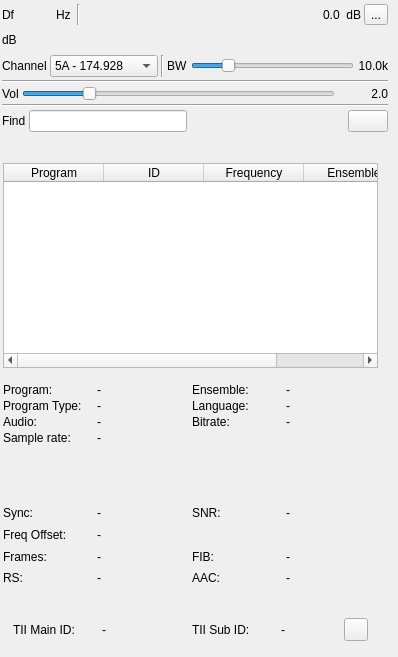
Before: the Qt Designer form plugins/channelrx/demoddab/dabdemodgui.ui in f4exb/sdrangel, drawn with Qt 5.
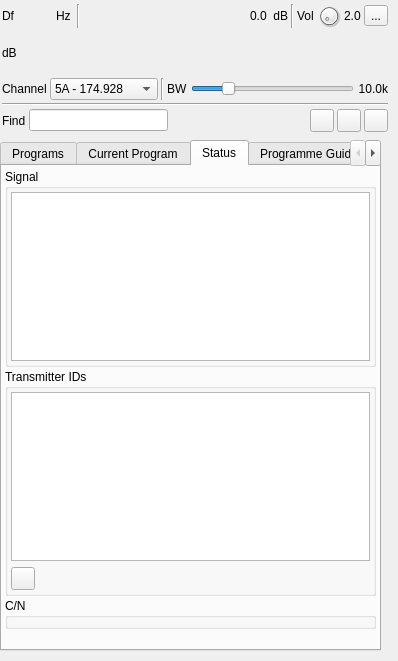
After: the same form once the commit is applied. The open tabs and pages were chosen to show the change. Icons and pictures are not drawn. Custom widgets are drawn as their Qt base class.

The edit to the form file:
```diff
--- a/plugins/channelrx/demoddab/dabdemodgui.ui
+++ b/plugins/channelrx/demoddab/dabdemodgui.ui
@@ -7,7 +7,7 @@
     <x>0</x>
     <y>0</y>
     <width>398</width>
-    <height>657</height>
+    <height>661</height>
    </rect>
   </property>
   <property name="sizePolicy">
@@ -168,6 +168,55 @@
         </item>
        </layout>
       </item>
+      <item>
+       <widget class="Line" name="volumeLine">
+        <property name="orientation">
+         <enum>Qt::Orientation::Vertical</enum>
+        </property>
+       </widget>
+      </item>
+      <item>
+       <widget class="QLabel" name="volumeLabel">
+        <property name="text">
+         <string>Vol</string>
+        </property>
+       </widget>
+      </item>
+      <item>
+       <widget class="QDial" name="volume">
+        <property name="minimumSize">
+         <size>
+          <width>24</width>
+          <height>24</height>
+         </size>
+        </property>
+        <property name="maximumSize">
+         <size>
+          <width>24</width>
+          <height>24</height>
+         </size>
+        </property>
+        <property name="toolTip">
+         <string>Audio volume</string>
+        </property>
+        <property name="maximum">
+         <number>100</number>
+        </property>
+        <property name="pageStep">
+         <number>1</number>
+        </property>
+       </widget>
+      </item>
+      <item>
+       <widget class="QLabel" name="volumeText">
+        <property name="toolTip">
+         <string>Audio volume</string>
+        </property>
+        <property name="text">
+         <string>2.0</string>
+        </property>
+       </widget>
+      </item>
       <item>
        <widget class="QToolButton" name="audioMute">
         <property name="toolTip">
@@ -496,60 +545,7 @@
          <string>10.0k</string>
         </property>
         <property name="alignment">
-         <set>Qt::AlignRight|Qt::AlignTrailing|Qt::AlignVCenter</set>
-        </property>
-       </widget>
-      </item>
-     </layout>
-    </item>
-    <item>
-     <widget class="Line" name="line_5">
-      <property name="orientation">
-       <enum>Qt::Horizontal</enum>
-      </property>
-     </widget>
-    </item>
-    <item>
-     <layout class="QHBoxLayout" name="volumeLayout">
-      <item>
-       <widget class="QLabel" name="label_3">
-        <property name="text">
-         <string>Vol</string>
-        </property>
-       </widget>
-      </item>
-      <item>
-       <widget class="QSlider" name="volume">
-        <property name="toolTip">
-         <string>Volume</string>
-        </property>
-        <property name="maximum">
-         <number>100</number>
-        </property>
-        <property name="pageStep">
-         <number>1</number>
-        </property>
-        <property name="value">
-         <number>20</number>
-        </property>
-        <property name="orientation">
-         <enum>Qt::Horizontal</enum>
-        </property>
-       </widget>
-      </item>
-      <item>
-       <widget class="QLabel" name="volumeText">
-        <property name="minimumSize">
-         <size>
-          <width>50</width>
-          <height>0</height>
-         </size>
-        </property>
-        <property name="text">
-         <string>2.0</string>
-        </property>
-        <property name="alignment">
-         <set>Qt::AlignRight|Qt::AlignTrailing|Qt::AlignVCenter</set>
+         <set>Qt::AlignmentFlag::AlignRight|Qt::AlignmentFlag::AlignTrailing|Qt::AlignmentFlag::AlignVCenter</set>
         </property>
        </widget>
       </item>
@@ -592,7 +588,44 @@
        </spacer>
       </item>
       <item>
-       <widget class="QPushButton" name="clearTable">
+       <widget class="ButtonSwitch" name="coherent">
+        <property name="toolTip">
+         <string>Coherent detection: about 1 dB more sensitive, using about twice the CPU and with 0.4 s more delay. Off: three-symbol differential detection.</string>
+        </property>
+        <property name="text">
+         <string/>
+        </property>
+        <property name="icon">
+         <iconset resource="../../../sdrgui/resources/res.qrc">
+          <normaloff>:/coherent.png</normaloff>:/coherent.png</iconset>
+        </property>
+        <property name="checkable">
+         <bool>true</bool>
+        </property>
+       </widget>
+      </item>
+      <item>
+       <widget class="ButtonSwitch" name="announcements">
+        <property name="contextMenuPolicy">
+         <enum>Qt::ContextMenuPolicy::CustomContextMenu</enum>
+        </property>
+        <property name="toolTip">
+         <string>Switch to announcements (traffic, news, weather...) while they last, as the program supports them. Right click to choose the types. Alarm announcements are always followed.</string>
+        </property>
+        <property name="text">
+         <string/>
+        </property>
+        <property name="icon">
+         <iconset resource="../../../sdrgui/resources/res.qrc">
+          <normaloff>:/announce.png</normaloff>:/announce.png</iconset>
+        </property>
+        <property name="checkable">
+         <bool>true</bool>
+        </property>
+       </widget>
+      </item>
+      <item>
+       <widget class="QToolButton" name="clearTable">
         <property name="toolTip">
          <string>Clear programs from table</string>
         </property>
@@ -616,13 +649,13 @@
     </item>
    </layout>
   </widget>
-  <widget class="QWidget" name="programContainer" native="true">
+  <widget class="QWidget" name="ensembleContainer" native="true">
    <property name="geometry">
     <rect>
      <x>0</x>
-     <y>160</y>
+     <y>140</y>
      <width>381</width>
-     <height>211</height>
+     <height>511</height>
     </rect>
    </property>
    <property name="sizePolicy">
@@ -632,8 +665,39 @@
     </sizepolicy>
    </property>
    <property name="windowTitle">
+    <string>Ensemble</string>
+   </property>
+   <layout class="QVBoxLayout" name="ensembleLayout">
+    <property name="spacing">
+     <number>2</number>
+    </property>
+    <property name="leftMargin">
+     <number>0</number>
+    </property>
+    <property name="topMargin">
+     <number>0</number>
+    </property>
+    <property name="rightMargin">
+     <number>0</number>
+    </property>
+    <property name="bottomMargin">
+     <number>0</number>
+    </property>
+    <item>
+     <widget class="QTabWidget" name="tabs">
+      <property name="currentIndex">
+       <number>0</number>
+      </property>
+      <widget class="QWidget" name="programContainer">
+       <property name="sizePolicy">
+        <sizepolicy hsizetype="Expanding" vsizetype="Expanding">
+         <horstretch>0</horstretch>
+         <verstretch>0</verstretch>
+        </sizepolicy>
+       </property>
+       <attribute name="title">
     <string>Programs</string>
-   </property>
+       </attribute>
    <layout class="QVBoxLayout" name="verticalLayoutTable">
     <property name="spacing">
      <number>2</number>
@@ -682,25 +746,11 @@
     </item>
    </layout>
   </widget>
-  <widget class="QWidget" name="currentProgram" native="true">
-   <property name="geometry">
-    <rect>
-     <x>0</x>
-     <y>380</y>
-     <width>381</width>
-     <height>101</height>
-    </rect>
-   </property>
-   <property name="sizePolicy">
-    <sizepolicy hsizetype="Expanding" vsizetype="Preferred">
-     <horstretch>0</horstretch>
-     <verstretch>0</verstretch>
-    </sizepolicy>
-   </property>
-   <property name="windowTitle">
+      <widget class="QWidget" name="currentProgram">
+       <attribute name="title">
     <string>Current Program</string>
-   </property>
-   <layout class="QVBoxLayout" name="verticalLayoutTable_4">
+       </attribute>
+       <layout class="QVBoxLayout" name="currentProgramLayout">
     <property name="spacing">
      <number>2</number>
     </property>
@@ -717,109 +767,69 @@
      <number>3</number>
     </property>
     <item>
-     <layout class="QGridLayout" name="gridLayout_2">
-      <item row="1" column="2">
-       <widget class="QLabel" name="languageLabel">
-        <property name="text">
-         <string>Language:</string>
-        </property>
-       </widget>
-      </item>
-      <item row="2" column="3">
-       <widget class="QLabel" name="bitrate">
-        <property name="text">
-         <string>-</string>
-        </property>
-       </widget>
-      </item>
-      <item row="0" column="1">
-       <widget class="QLabel" name="program">
-        <property name="text">
-         <string>-</string>
-        </property>
-       </widget>
-      </item>
-      <item row="0" column="3">
-       <widget class="QLabel" name="ensemble">
-        <property name="text">
-         <string>-</string>
-        </property>
-       </widget>
-      </item>
-      <item row="1" column="0">
-       <widget class="QLabel" name="programTypeLabel">
-        <property name="text">
-         <string>Program Type:</string>
-        </property>
-       </widget>
-      </item>
-      <item row="2" column="0">
-       <widget class="QLabel" name="audioLabel">
-        <property name="text">
-         <string>Audio:</string>
-        </property>
-       </widget>
-      </item>
-      <item row="1" column="1">
-       <widget class="QLabel" name="programType">
-        <property name="text">
-         <string>-</string>
-        </property>
-       </widget>
-      </item>
-      <item row="2" column="1">
-       <widget class="QLabel" name="audio">
-        <property name="text">
-         <string>-</string>
-        </property>
-       </widget>
-      </item>
-      <item row="0" column="2">
-       <widget class="QLabel" name="ensembleLabel">
-        <property name="text">
-         <string>Ensemble:</string>
-        </property>
-       </widget>
-      </item>
-      <item row="2" column="2">
-       <widget class="QLabel" name="bitrateLabel">
-        <property name="text">
-         <string>Bitrate:</string>
-        </property>
-       </widget>
-      </item>
-      <item row="1" column="3">
-       <widget class="QLabel" name="language">
-        <property name="text">
-         <string>-</string>
-        </property>
-       </widget>
-      </item>
-      <item row="0" column="0">
-       <widget class="QLabel" name="programLabel">
-        <property name="text">
-         <string>Program:</string>
-        </property>
-       </widget>
-      </item>
-      <item row="3" column="0">
-       <widget class="QLabel" name="sampleRateLabel">
-        <property name="text">
-         <string>Sample rate:</string>
-        </property>
-       </widget>
-      </item>
-      <item row="3" column="1">
-       <widget class="QLabel" name="sampleRate">
-        <property name="toolTip">
-         <string>Audio sample rate (in Sa/s)</string>
-        </property>
-        <property name="text">
-         <string>-</string>
-        </property>
+         <layout class="QHBoxLayout" name="programInfoLayout">
+          <item>
+           <widget class="QTableWidget" name="programInfo">
+            <property name="horizontalScrollBarPolicy">
+             <enum>Qt::ScrollBarPolicy::ScrollBarAlwaysOff</enum>
+            </property>
+            <property name="editTriggers">
+             <set>QAbstractItemView::EditTrigger::NoEditTriggers</set>
+            </property>
+            <property name="alternatingRowColors">
+             <bool>true</bool>
+            </property>
+            <property name="selectionMode">
+             <enum>QAbstractItemView::SelectionMode::NoSelection</enum>
+            </property>
+            <property name="showGrid">
+             <bool>false</bool>
+            </property>
+            <attribute name="horizontalHeaderVisible">
+             <bool>false</bool>
+            </attribute>
+            <attribute name="verticalHeaderVisible">
+             <bool>false</bool>
+            </attribute>
        </widget>
       </item>
      </layout>
+        </item>
+        <item>
+         <layout class="QHBoxLayout" name="horizontalLayout">
+          <property name="leftMargin">
+           <number>3</number>
+          </property>
+          <property name="topMargin">
+           <number>3</number>
+          </property>
+          <property name="rightMargin">
+           <number>3</number>
+          </property>
+          <property name="bottomMargin">
+           <number>3</number>
+          </property>
+          <item>
+           <widget class="QLabel" name="programLogo">
+            <property name="minimumSize">
+             <size>
+              <width>64</width>
+              <height>64</height>
+             </size>
+            </property>
+            <property name="maximumSize">
+             <size>
+              <width>64</width>
+              <height>64</height>
+             </size>
+            </property>
+            <property name="toolTip">
+             <string>Station logo, from the Service and Programme Information (SPI)</string>
+            </property>
+            <property name="alignment">
+             <set>Qt::AlignmentFlag::AlignCenter</set>
+            </property>
+           </widget>
     </item>
     <item>
      <widget class="QLabel" name="data">
@@ -829,10 +839,25 @@
         <verstretch>0</verstretch>
        </sizepolicy>
       </property>
+            <property name="font">
+             <font>
+              <family>Liberation Sans</family>
+              <pointsize>12</pointsize>
+              <bold>true</bold>
+             </font>
+            </property>
+            <property name="toolTip">
+             <string>Dynamic label: text broadcast with the program</string>
+            </property>
       <property name="text">
        <string/>
       </property>
-     </widget>
+            <property name="wordWrap">
+             <bool>true</bool>
+            </property>
+           </widget>
+          </item>
+         </layout>
     </item>
     <item>
      <widget class="ScaledImage" name="motImage">
@@ -850,27 +875,32 @@
       </property>
      </widget>
     </item>
-   </layout>
-  </widget>
-  <widget class="QWidget" name="statistics" native="true">
-   <property name="geometry">
-    <rect>
-     <x>0</x>
-     <y>500</y>
-     <width>381</width>
-     <height>91</height>
-    </rect>
-   </property>
+        <item>
+         <spacer name="verticalSpacer">
+          <property name="orientation">
+           <enum>Qt::Orientation::Vertical</enum>
+          </property>
+          <property name="sizeHint" stdset="0">
+           <size>
+            <width>20</width>
+            <height>40</height>
+           </size>
+          </property>
+         </spacer>
+        </item>
+       </layout>
+      </widget>
+      <widget class="QWidget" name="status">
    <property name="sizePolicy">
-    <sizepolicy hsizetype="Expanding" vsizetype="Preferred">
+        <sizepolicy hsizetype="Expanding" vsizetype="Expanding">
      <horstretch>0</horstretch>
      <verstretch>0</verstretch>
     </sizepolicy>
    </property>
-   <property name="windowTitle">
-    <string>Statistics</string>
-   </property>
-   <layout class="QVBoxLayout" name="verticalLayoutTable_3">
+       <attribute name="title">
+        <string>Status</string>
+       </attribute>
+       <layout class="QVBoxLayout" name="statisticsLayout">
     <property name="spacing">
      <number>2</number>
     </property>
@@ -887,146 +917,57 @@
      <number>3</number>
     </property>
     <item>
-     <layout class="QGridLayout" name="statisticsLayout">
-      <item row="1" column="1">
-       <widget class="QLabel" name="freqOffset">
-        <property name="toolTip">
-         <string>Frequency offset in Hz</string>
-        </property>
-        <property name="text">
-         <string>-</string>
-        </property>
-       </widget>
-      </item>
-      <item row="2" column="0">
-       <widget class="QLabel" name="framesLabel">
-        <property name="text">
-         <string>Frames:</string>
-        </property>
-       </widget>
-      </item>
-      <item row="0" column="2">
-       <widget class="QLabel" name="snrLabel">
-        <property name="text">
-         <string>SNR:</string>
-        </property>
-       </widget>
-      </item>
-      <item row="1" column="0">
-       <widget class="QLabel" name="freqOffsetLabel">
-        <property name="text">
-         <string>Freq Offset:</string>
-        </property>
-       </widget>
-      </item>
-      <item row="0" column="1">
-       <widget class="QLabel" name="sync">
-        <property name="toolTip">
-         <string>Time synchronized</string>
-        </property>
-        <property name="text">
-         <string>-</string>
-        </property>
-       </widget>
-      </item>
-      <item row="2" column="1">
-       <widget class="QLabel" name="frames">
-        <property name="toolTip">
-         <string>Percentage of valid frames</string>
-        </property>
-        <property name="text">
-         <string>-</string>
-        </property>
-       </widget>
-      </item>
-      <item row="0" column="0">
-       <widget class="QLabel" name="syncLabel">
-        <property name="text">
-         <string>Sync:</string>
-        </property>
-       </widget>
-      </item>
-      <item row="0" column="3">
-       <widget class="QLabel" name="snr">
-        <property name="toolTip">
-         <string>Signal to noise ratio</string>
-        </property>
-        <property name="text">
-         <string>-</string>
-        </property>
-       </widget>
-      </item>
-      <item row="3" column="0">
-       <widget class="QLabel" name="rsLabel">
-        <property name="text">
-         <string>RS:</string>
-        </property>
-       </widget>
-      </item>
-      <item row="3" column="1">
-       <widget class="QLabel" name="rs">
-        <property name="toolTip">
-         <string>For DAB+, percentage of packages passing Reed Solomon correction</string>
-        </property>
-        <property name="text">
-         <string>-</string>
-        </property>
-       </widget>
-      </item>
-      <item row="3" column="2">
-       <widget class="QLabel" name="aacLabel">
-        <property name="text">
-         <string>AAC:</string>
-        </property>
-       </widget>
-      </item>
-      <item row="3" column="3">
-       <widget class="QLabel" name="aac">
-        <property name="toolTip">
-         <string>For DAB+, percentage of valid AAC frames</string>
-        </property>
-        <property name="text">
-         <string>-</string>
-        </property>
-       </widget>
-      </item>
-      <item row="2" column="2">
-       <widget class="QLabel" name="fibLabel">
-        <property name="text">
-         <string>FIB:</string>
-        </property>
-       </widget>
-      </item>
-      <item row="2" column="3">
-       <widget class="QLabel" name="fib">
-        <property name="toolTip">
-         <string>Percent of FIB packages with valid CRC</string>
-        </property>
-        <property name="text">
-         <string>-</string>
-        </property>
-       </widget>
-      </item>
-     </layout>
-    </item>
-   </layout>
-  </widget>
-  <widget class="QWidget" name="transmitter" native="true">
-   <property name="geometry">
-    <rect>
-     <x>10</x>
-     <y>610</y>
-     <width>361</width>
-     <height>40</height>
-    </rect>
-   </property>
-   <property name="windowTitle">
-    <string>Transmitter</string>
+         <widget class="QGroupBox" name="signalGroup">
+          <property name="title">
+           <string>Signal</string>
+          </property>
+          <layout class="QVBoxLayout" name="verticalLayout_4">
+           <property name="leftMargin">
+            <number>3</number>
+           </property>
+           <property name="topMargin">
+            <number>3</number>
+           </property>
+           <property name="rightMargin">
+            <number>3</number>
+           </property>
+           <property name="bottomMargin">
+            <number>3</number>
+           </property>
+           <item>
+            <widget class="QTableWidget" name="statisticsInfo">
+             <property name="horizontalScrollBarPolicy">
+              <enum>Qt::ScrollBarPolicy::ScrollBarAlwaysOff</enum>
+             </property>
+             <property name="editTriggers">
+              <set>QAbstractItemView::EditTrigger::NoEditTriggers</set>
+             </property>
+             <property name="alternatingRowColors">
+              <bool>true</bool>
+             </property>
+             <property name="selectionMode">
+              <enum>QAbstractItemView::SelectionMode::NoSelection</enum>
+             </property>
+             <property name="showGrid">
+              <bool>false</bool>
+             </property>
+             <attribute name="horizontalHeaderVisible">
+              <bool>false</bool>
+             </attribute>
+             <attribute name="verticalHeaderVisible">
+              <bool>false</bool>
+             </attribute>
+            </widget>
+           </item>
+          </layout>
+         </widget>
+        </item>
+        <item>
+         <widget class="QGroupBox" name="transmitterIDGroup">
+          <property name="title">
+           <string>Transmitter IDs</string>
    </property>
    <layout class="QVBoxLayout" name="verticalLayout_2">
-    <property name="spacing">
-     <number>2</number>
-    </property>
     <property name="leftMargin">
      <number>3</number>
     </property>
@@ -1040,56 +981,32 @@
      <number>3</number>
     </property>
     <item>
-     <layout class="QGridLayout" name="transmitterLayout">
-      <item row="0" column="2">
-       <widget class="QLabel" name="tiiSubIdLabel">
-        <property name="text">
-         <string>TII Sub ID:</string>
-        </property>
-       </widget>
-      </item>
-      <item row="0" column="1">
-       <widget class="QLabel" name="tiiMainId">
-        <property name="toolTip">
-         <string>Transmitter Identifier Information</string>
-        </property>
-        <property name="text">
-         <string>-</string>
-        </property>
-       </widget>
-      </item>
-      <item row="0" column="0">
-       <widget class="QLabel" name="tiiMainIdLabel">
-        <property name="text">
-         <string>TII Main ID:</string>
-        </property>
-       </widget>
-      </item>
-      <item row="0" column="3">
-       <widget class="QWidget" name="widget" native="true">
-        <layout class="QHBoxLayout" name="horizontalLayout">
-         <property name="leftMargin">
-          <number>0</number>
-         </property>
-         <property name="topMargin">
-          <number>0</number>
-         </property>
-         <property name="rightMargin">
-          <number>0</number>
-         </property>
-         <property name="bottomMargin">
-          <number>0</number>
-         </property>
-         <item>
-          <widget class="QLabel" name="tiiSubId">
-           <property name="toolTip">
-            <string>Transmitter Identification Information</string>
-           </property>
-           <property name="text">
-            <string>-</string>
-           </property>
-          </widget>
-         </item>
+            <widget class="QTableWidget" name="transmitterInfo">
+             <property name="horizontalScrollBarPolicy">
+              <enum>Qt::ScrollBarPolicy::ScrollBarAlwaysOff</enum>
+             </property>
+             <property name="editTriggers">
+              <set>QAbstractItemView::EditTrigger::NoEditTriggers</set>
+             </property>
+             <property name="alternatingRowColors">
+              <bool>true</bool>
+             </property>
+             <property name="selectionMode">
+              <enum>QAbstractItemView::SelectionMode::NoSelection</enum>
+             </property>
+             <property name="showGrid">
+              <bool>false</bool>
+             </property>
+             <attribute name="horizontalHeaderVisible">
+              <bool>false</bool>
+             </attribute>
+             <attribute name="verticalHeaderVisible">
+              <bool>false</bool>
+             </attribute>
+            </widget>
+           </item>
+           <item>
+            <layout class="QHBoxLayout" name="findOnMapLayout">
          <item>
           <widget class="QToolButton" name="findOnMap">
            <property name="toolTip">
@@ -1104,10 +1021,311 @@
            </property>
           </widget>
          </item>
-        </layout>
-       </widget>
-      </item>
-     </layout>
+             <item>
+              <spacer name="findOnMapSpacer">
+               <property name="orientation">
+                <enum>Qt::Orientation::Horizontal</enum>
+               </property>
+               <property name="sizeHint" stdset="0">
+                <size>
+                 <width>40</width>
+                 <height>20</height>
+                </size>
+               </property>
+              </spacer>
+             </item>
+            </layout>
+           </item>
+          </layout>
+         </widget>
+        </item>
+        <item>
+         <widget class="QGroupBox" name="cnGroup">
+          <property name="title">
+           <string>C/N</string>
+          </property>
+          <layout class="QVBoxLayout" name="verticalLayout_3">
+           <property name="leftMargin">
+            <number>3</number>
+           </property>
+           <property name="topMargin">
+            <number>3</number>
+           </property>
+           <property name="rightMargin">
+            <number>3</number>
+           </property>
+           <property name="bottomMargin">
+            <number>3</number>
+           </property>
+           <item>
+            <widget class="DABCarrierPlot" name="carrierPlot" native="true"/>
+           </item>
+          </layout>
+         </widget>
+        </item>
+        <item>
+         <spacer name="verticalSpacer_2">
+          <property name="orientation">
+           <enum>Qt::Orientation::Vertical</enum>
+          </property>
+          <property name="sizeHint" stdset="0">
+           <size>
+            <width>20</width>
+            <height>40</height>
+           </size>
+          </property>
+         </spacer>
+        </item>
+       </layout>
+      </widget>
+      <widget class="QWidget" name="programmeGuide">
+       <property name="sizePolicy">
+        <sizepolicy hsizetype="Expanding" vsizetype="Expanding">
+         <horstretch>0</horstretch>
+         <verstretch>0</verstretch>
+        </sizepolicy>
+       </property>
+       <attribute name="title">
+        <string>Programme Guide</string>
+       </attribute>
+       <layout class="QVBoxLayout" name="programmeGuideLayout">
+        <property name="spacing">
+         <number>2</number>
+        </property>
+        <property name="leftMargin">
+         <number>3</number>
+        </property>
+        <property name="topMargin">
+         <number>3</number>
+        </property>
+        <property name="rightMargin">
+         <number>3</number>
+        </property>
+        <property name="bottomMargin">
+         <number>3</number>
+        </property>
+        <item>
+         <widget class="ProgrammeGuide" name="programmeGuideView" native="true"/>
+        </item>
+       </layout>
+      </widget>
+      <widget class="QWidget" name="serviceFollowing">
+       <property name="sizePolicy">
+        <sizepolicy hsizetype="Expanding" vsizetype="Expanding">
+         <horstretch>0</horstretch>
+         <verstretch>0</verstretch>
+        </sizepolicy>
+       </property>
+       <attribute name="title">
+        <string>Also On</string>
+       </attribute>
+       <layout class="QVBoxLayout" name="serviceFollowingLayout">
+        <property name="spacing">
+         <number>2</number>
+        </property>
+        <property name="leftMargin">
+         <number>3</number>
+        </property>
+        <property name="topMargin">
+         <number>3</number>
+        </property>
+        <property name="rightMargin">
+         <number>3</number>
+        </property>
+        <property name="bottomMargin">
+         <number>3</number>
+        </property>
+        <item>
+         <widget class="QTableWidget" name="links">
+          <property name="toolTip">
+           <string>Where the program can also be received: the same service in other ensembles, and the services linked to it (service following). Double click a DAB frequency to tune to it.</string>
+          </property>
+          <property name="editTriggers">
+           <set>QAbstractItemView::EditTrigger::NoEditTriggers</set>
+          </property>
+          <property name="selectionBehavior">
+           <enum>QAbstractItemView::SelectionBehavior::SelectRows</enum>
+          </property>
+          <column>
+           <property name="text">
+            <string>Type</string>
+           </property>
+          </column>
+          <column>
+           <property name="text">
+            <string>Service</string>
+           </property>
+          </column>
+          <column>
+           <property name="text">
+            <string>Ensemble</string>
+           </property>
+          </column>
+          <column>
+           <property name="text">
+            <string>Frequency</string>
+           </property>
+          </column>
+          <column>
+           <property name="text">
+            <string>Link</string>
+           </property>
+          </column>
+         </widget>
+        </item>
+       </layout>
+      </widget>
+      <widget class="QWidget" name="journalineContainer">
+       <property name="sizePolicy">
+        <sizepolicy hsizetype="Expanding" vsizetype="Expanding">
+         <horstretch>0</horstretch>
+         <verstretch>0</verstretch>
+        </sizepolicy>
+       </property>
+       <attribute name="title">
+        <string>Journaline</string>
+       </attribute>
+       <layout class="QVBoxLayout" name="journalineLayout">
+        <property name="spacing">
+         <number>2</number>
+        </property>
+        <property name="leftMargin">
+         <number>3</number>
+        </property>
+        <property name="topMargin">
+         <number>3</number>
+        </property>
+        <property name="rightMargin">
+         <number>3</number>
+        </property>
+        <property name="bottomMargin">
+         <number>3</number>
+        </property>
+        <item>
+         <layout class="QHBoxLayout" name="journalineControlsLayout">
+          <item>
+           <widget class="QToolButton" name="journalineHome">
+            <property name="toolTip">
+             <string>Show the service's main menu</string>
+            </property>
+            <property name="text">
+             <string>Home</string>
+            </property>
+           </widget>
+          </item>
+          <item>
+           <widget class="QToolButton" name="journalineBack">
+            <property name="toolTip">
+             <string>Go back to the previous page</string>
+            </property>
+            <property name="text">
+             <string>Back</string>
+            </property>
+           </widget>
+          </item>
+          <item>
+           <spacer name="journalineSpacer">
+            <property name="orientation">
+             <enum>Qt::Orientation::Horizontal</enum>
+            </property>
+            <property name="sizeHint" stdset="0">
+             <size>
+              <width>40</width>
+              <height>20</height>
+             </size>
+            </property>
+           </spacer>
+          </item>
+         </layout>
+        </item>
+        <item>
+         <widget class="JournalineBrowser" name="journaline">
+          <property name="toolTip">
+           <string>Journaline news of the program: follow a menu entry to open it</string>
+          </property>
+          <property name="openLinks">
+           <bool>false</bool>
+          </property>
+         </widget>
+        </item>
+       </layout>
+      </widget>
+      <widget class="QWidget" name="websiteTab">
+       <property name="sizePolicy">
+        <sizepolicy hsizetype="Expanding" vsizetype="Expanding">
+         <horstretch>0</horstretch>
+         <verstretch>0</verstretch>
+        </sizepolicy>
+       </property>
+       <attribute name="title">
+        <string>Website</string>
+       </attribute>
+       <layout class="QVBoxLayout" name="websiteLayout">
+        <property name="spacing">
+         <number>3</number>
+        </property>
+        <property name="leftMargin">
+         <number>3</number>
+        </property>
+        <property name="topMargin">
+         <number>3</number>
+        </property>
+        <property name="rightMargin">
+         <number>3</number>
+        </property>
+        <property name="bottomMargin">
+         <number>3</number>
+        </property>
+        <item>
+         <layout class="QHBoxLayout" name="websiteControlsLayout">
+          <item>
+           <widget class="QToolButton" name="websiteHome">
+            <property name="toolTip">
+             <string>Show the website's start page</string>
+            </property>
+            <property name="text">
+             <string>Home</string>
+            </property>
+           </widget>
+          </item>
+          <item>
+           <widget class="QToolButton" name="websiteBack">
+            <property name="toolTip">
+             <string>Go back to the previous page</string>
+            </property>
+            <property name="text">
+             <string>Back</string>
+            </property>
+           </widget>
+          </item>
+          <item>
+           <widget class="QLabel" name="websiteStatus">
+            <property name="sizePolicy">
+             <sizepolicy hsizetype="Expanding" vsizetype="Preferred">
+              <horstretch>0</horstretch>
+              <verstretch>0</verstretch>
+             </sizepolicy>
+            </property>
+            <property name="toolTip">
+             <string>Files of the Broadcast Website received, of those its directory lists</string>
+            </property>
+            <property name="text">
+             <string>No Broadcast Website</string>
+            </property>
+           </widget>
+          </item>
+         </layout>
+        </item>
+        <item>
+         <widget class="WebsiteBrowser" name="website">
+          <property name="toolTip">
+           <string>MOT Broadcast Website of the program: follow a link to open its page</string>
+          </property>
+         </widget>
+        </item>
+       </layout>
+      </widget>
+     </widget>
     </item>
    </layout>
   </widget>
@@ -1131,11 +1349,38 @@
    <header>gui/levelmeter.h</header>
    <container>1</container>
   </customwidget>
+  <customwidget>
+   <class>DABCarrierPlot</class>
+   <extends>QWidget</extends>
+   <header>dabcarrierplot.h</header>
+   <container>1</container>
+  </customwidget>
+  <customwidget>
+   <class>ButtonSwitch</class>
+   <extends>QToolButton</extends>
+   <header>gui/buttonswitch.h</header>
+  </customwidget>
   <customwidget>
    <class>ScaledImage</class>
    <extends>QLabel</extends>
    <header>gui/scaledimage.h</header>
   </customwidget>
+  <customwidget>
+   <class>JournalineBrowser</class>
+   <extends>QTextBrowser</extends>
+   <header>gui/journalinebrowser.h</header>
+  </customwidget>
+  <customwidget>
+   <class>ProgrammeGuide</class>
+   <extends>QWidget</extends>
+   <header>gui/programmeguide.h</header>
+   <container>1</container>
+  </customwidget>
+  <customwidget>
+   <class>WebsiteBrowser</class>
+   <extends>QTextBrowser</extends>
+   <header>gui/websitebrowser.h</header>
+  </customwidget>
  </customwidgets>
  <tabstops>
   <tabstop>programs</tabstop>
```
Left out of the diff: 22 changed lines with no effect on the pictures. Lines whose indentation alone changed are shown as unchanged.
